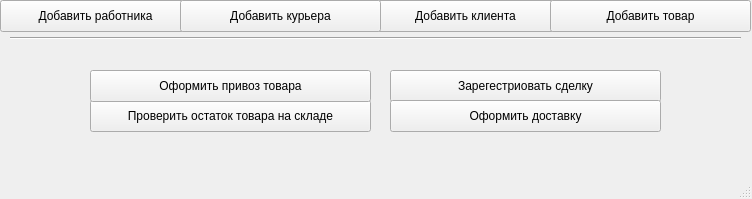
Before: the Qt Designer form main_screen.ui in FIIckSesh/MRP, drawn with Qt 5.
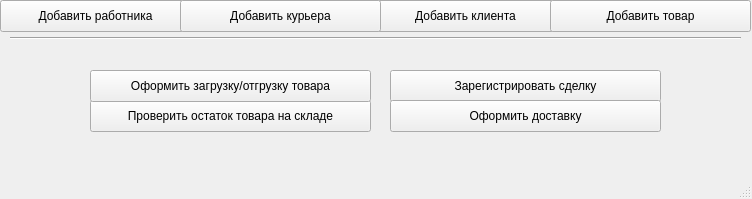
After: the same form once the commit is applied.

Commit message: form for add product

What changed in the file:
```diff
--- a/main_screen.ui
+++ b/main_screen.ui
@@ -37,7 +37,7 @@
      </rect>
     </property>
     <property name="text">
-     <string>Зарегестриовать сделку</string>
+     <string>Зарегистрировать сделку</string>
     </property>
    </widget>
    <widget class="QPushButton" name="addClientButton">
@@ -102,7 +102,7 @@
      </rect>
     </property>
     <property name="text">
-     <string>Оформить привоз товара</string>
+     <string>Оформить загрузку/отгрузку товара</string>
     </property>
    </widget>
    <widget class="QPushButton" name="pushButton_8">
```
Left out of the diff: 4 changed lines with no effect on the pictures. The commit also changes 6 other files.
